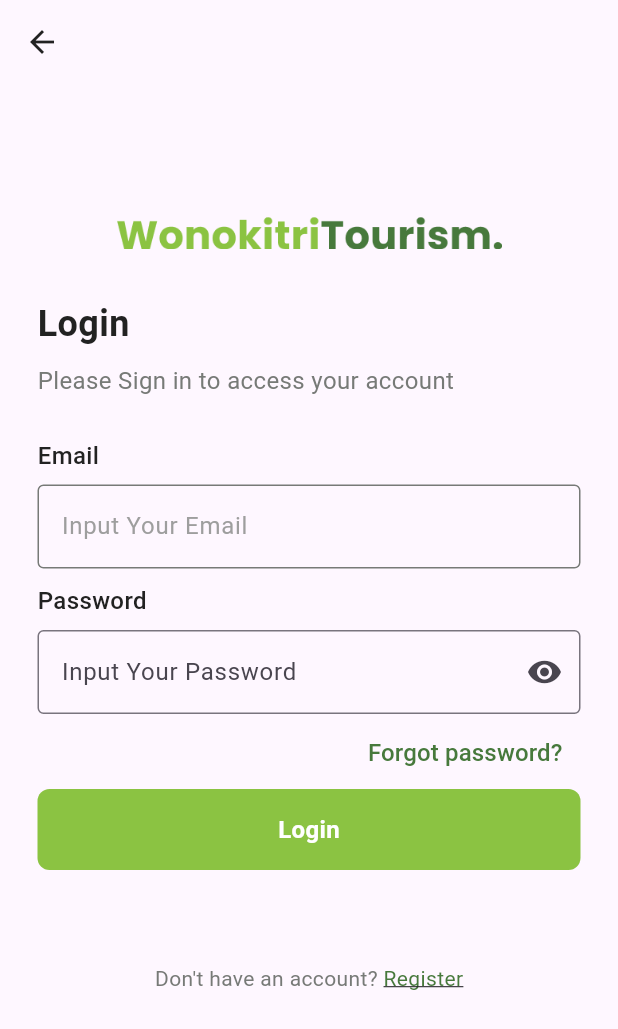
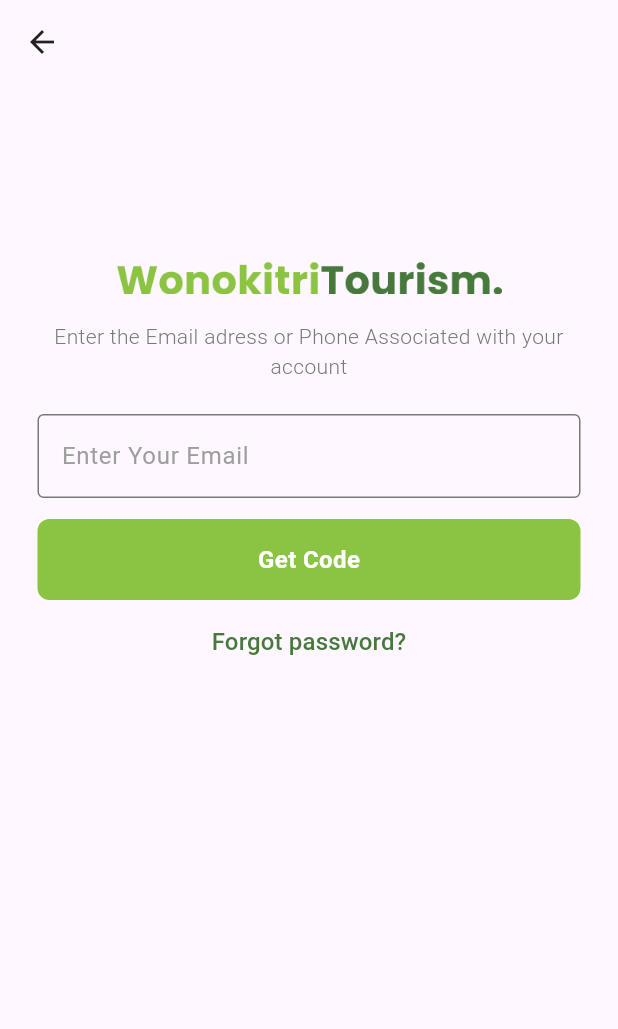
Before and after one commit to atikhidayati/capstone_project, a Flutter app: the LoginPage screen opened directly, after a tap on "Forgot password?", on a phone screen of 412 x 824 dp. Shown: the top 1029 px of the screen. Run offline on Flutter 3.47's test engine with Material 3 defaults, Android fonts, the phone set to English and light mode, and no system bars; our stand-ins replace intl_phone_field, introduction_screen.

Commit message:
forgot password 1

```diff
--- /dev/null
+++ b/lib/view/login/forgotpassword1.dart
@@ -0,0 +1,102 @@
+import 'package:capstone_project/view/login/login_page.dart';
+import 'package:flutter/material.dart';
+
+import '../widget/button.dart';
+
+class ForgotPassword1 extends StatelessWidget {
+  const ForgotPassword1({super.key});
+
+  @override
+  Widget build(BuildContext context) {
+    return Scaffold(
+      appBar: AppBar(
+        backgroundColor: Colors.transparent,
+        elevation: 0,
+        leading: IconButton(
+          icon: const Icon(Icons.arrow_back, color: Color(0xFF222222)),
+          onPressed: () {
+            Navigator.of(context).pop();
+          },
+        ),
+      ),
+      body: Center(
+        child: Column(
+          children: <Widget>[
+            Container(
+              margin: const EdgeInsets.only(top: 110.0),
+              alignment: Alignment.center,
+              child: Image.asset(
+                'assets/images/logotext.png',
+                height: 38,
+                width: 257,
+              ),
+            ),
+            Container(
+              alignment: Alignment.center,
+              margin:
+                  const EdgeInsets.symmetric(vertical: 10.0, horizontal: 25.0),
+              child: const Text(
+                'Enter the Email adress or Phone Associated with your account',
+                textAlign: TextAlign.center,
+                style: TextStyle(
+                    fontSize: 14,
+                    fontWeight: FontWeight.w300,
+                    color: Color(0xFF777A77)),
+              ),
+            ),
+            Container(
+                margin: const EdgeInsets.symmetric(
+                    vertical: 12.0, horizontal: 25.0),
+                child: const Column(
+                  children: <Widget>[
+                    TextField(
+                      decoration: InputDecoration(
+                        focusedBorder: OutlineInputBorder(
+                          borderSide: BorderSide(color: Colors.green, width: 2),
+                        ),
+                        enabledBorder: OutlineInputBorder(
+                          borderSide:
+                              BorderSide(color: Color(0xFF777A77), width: 1),
+                        ),
+                        border: OutlineInputBorder(),
+                        counterText: '',
+                        hintText: 'Enter Your Email',
+                        hintStyle:
+                            TextStyle(color: Colors.grey, fontSize: 16.0),
+                      ),
+                    ),
+                  ],
+                )),
+            Container(
+              margin:
+                  const EdgeInsets.symmetric(vertical: 2.0, horizontal: 25.0),
+              child: ButtonComponent(
+                title: "Get Code",
+                onPressed: () {},
+              ),
+            ),
+            Container(
+                margin:
+                    const EdgeInsets.symmetric(vertical: 2.0, horizontal: 25.0),
+                child: TextButton(
+                  onPressed: () {
+                    Navigator.push(context,
+                        MaterialPageRoute(builder: (context) {
+                      return const LoginPage();
+                    }));
+                  },
+                  child: const Text(
+                    'Forgot password?',
+                    style: TextStyle(
+                      fontSize: 16,
+                      fontWeight: FontWeight.w500,
+                      color: Color(0xFF47793C),
+                    ),
+                  ),
+                ))
+          ],
+        ),
+      ),
+    );
+  }
+}
--- a/lib/view/login/login_page.dart
+++ b/lib/view/login/login_page.dart
@@ -1,3 +1,4 @@
+import 'package:capstone_project/view/login/forgotpassword1.dart';
 import 'package:capstone_project/view/login/register.dart';
 import 'package:flutter/gestures.dart';
 import 'package:flutter/material.dart';
@@ -84,7 +85,12 @@ class _LoginPageState extends State<LoginPage> {
                       vertical: 0.0, horizontal: 25.0),
                   alignment: Alignment.topRight,
                   child: TextButton(
-                    onPressed: () {},
+                    onPressed: () {
+                      Navigator.push(context,
+                          MaterialPageRoute(builder: (context) {
+                        return const ForgotPassword1();
+                      }));
+                    },
                     child: const Text(
                       'Forgot password?',
                       style: TextStyle(
```
